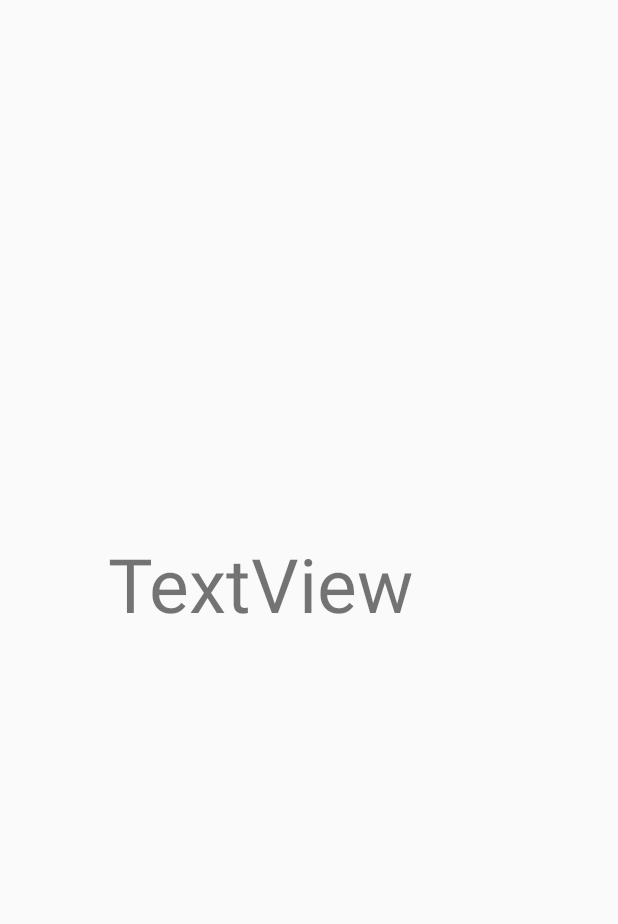
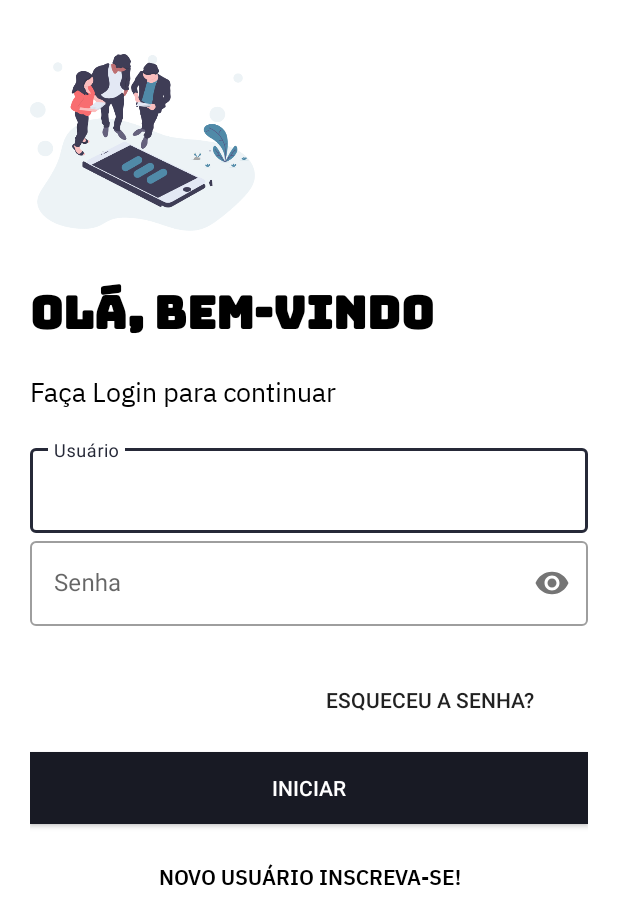
Before and after one commit to VagnerBomJesus/MyGestao, an Android app: the LoginActivity screen opened directly, with no data from a screen before it, on a phone screen of 412 x 824 dp. Shown: the top 924 px of the screen. Run offline under Robolectric (Android 15) with nearby library versions, the phone set to English and light mode, and no system bars.

Commit message:
Commit Atualizar Commit Criacao de tela login

```diff
--- a/app/src/main/AndroidManifest.xml
+++ b/app/src/main/AndroidManifest.xml
@@ -9,7 +9,7 @@
         android:roundIcon="@mipmap/ic_launcher__round"
         android:supportsRtl="true"
         android:theme="@style/AppTheme">
-        <activity android:name=".MainActivity"></activity>
+        <activity android:name=".LoginActivity"></activity>
         <activity android:name=".SplashScreenActivity">
             <intent-filter>
                 <action android:name="android.intent.action.MAIN" />
--- a/app/src/main/java/stp/vagnerjesus/mygestao/IntroActivity.java
+++ b/app/src/main/java/stp/vagnerjesus/mygestao/IntroActivity.java
@@ -33,7 +33,7 @@ public class IntroActivity extends AppCompatActivity {
         getWindow().setFlags(WindowManager.LayoutParams.FLAG_FULLSCREEN, WindowManager.LayoutParams.FLAG_FULLSCREEN);
 
         if (restorePreData()){
-            Intent mainActivity = new Intent(getApplicationContext(), MainActivity.class);
+            Intent mainActivity = new Intent(getApplicationContext(), LoginActivity.class);
             startActivity(mainActivity);
             finish();
         }
@@ -92,7 +92,7 @@ public class IntroActivity extends AppCompatActivity {
         btnGetStarted.setOnClickListener(new View.OnClickListener() {
             @Override
             public void onClick(View view) {
-                Intent mainActivity = new Intent(getApplicationContext(), MainActivity.class);
+                Intent mainActivity = new Intent(getApplicationContext(), LoginActivity.class);
                 startActivity(mainActivity);
                 savePrefsData();
                 finish();
--- a/app/src/main/java/stp/vagnerjesus/mygestao/MainActivity.java
+++ b/app/src/main/java/stp/vagnerjesus/mygestao/LoginActivity.java
@@ -6,10 +6,9 @@ import androidx.viewpager.widget.ViewPager;
 import android.os.Bundle;
 import android.widget.LinearLayout;
 
-public class MainActivity extends AppCompatActivity {
+public class LoginActivity extends AppCompatActivity {
 
-    private ViewPager mSliderViewPager;
-    private LinearLayout mDotLayout;
+
 
     @Override
     protected void onCreate(Bundle savedInstanceState) {
--- a/app/src/main/res/drawable/ic_arrow_forward_black_24dp.xml
+++ /dev/null
@@ -1,9 +0,0 @@
-<vector xmlns:android="http://schemas.android.com/apk/res/android"
-        android:width="24dp"
-        android:height="24dp"
-        android:viewportWidth="24.0"
-        android:viewportHeight="24.0">
-    <path
-        android:fillColor="#FF000000"
-        android:pathData="M12,4l-1.41,1.41L16.17,11H4v2h12.17l-5.58,5.59L12,20l8,-8z"/>
-</vector>
--- a/app/src/main/res/drawable/ic_fiber_manual_record_black_24dp.xml
+++ /dev/null
@@ -1,5 +0,0 @@
-<vector android:height="1dp" android:tint="#FFFFFF"
-    android:viewportHeight="20.0" android:viewportWidth="20.0"
-    android:width="1dp" xmlns:android="http://schemas.android.com/apk/res/android">
-    <path android:fillColor="#010101" android:pathData="M12,12m-8,0a8,8 0,1 1,16 0a8,8 0,1 1,-16 0"/>
-</vector>
--- a/app/src/main/res/layout/activity_main.xml
+++ b/app/src/main/res/layout/activity_main.xml
@@ -1,27 +1,103 @@
 <?xml version="1.0" encoding="utf-8"?>
-<RelativeLayout xmlns:android="http://schemas.android.com/apk/res/android"
+<LinearLayout xmlns:android="http://schemas.android.com/apk/res/android"
     xmlns:app="http://schemas.android.com/apk/res-auto"
     xmlns:tools="http://schemas.android.com/tools"
     android:layout_width="match_parent"
     android:layout_height="match_parent"
-    tools:context=".MainActivity">
+    tools:context=".LoginActivity"
+    android:orientation="vertical"
+    android:background="@color/colorWhite"
+    android:padding="20dp">
 
+    <ImageView
+        android:id="@+id/logo_image"
+        android:layout_width="150dp"
+        android:layout_height="150dp"
+        android:src="@drawable/slider3"
+    />
     <TextView
-        android:id="@+id/textView"
-        android:layout_width="240dp"
-        android:layout_height="98dp"
-        android:layout_alignParentStart="true"
-        android:layout_alignParentLeft="true"
-        android:layout_alignParentTop="true"
-        android:layout_alignParentEnd="true"
-        android:layout_alignParentRight="true"
-        android:layout_alignParentBottom="true"
-        android:layout_marginStart="72dp"
-        android:layout_marginLeft="72dp"
-        android:layout_marginTop="355dp"
-        android:layout_marginEnd="99dp"
-        android:layout_marginRight="99dp"
-        android:layout_marginBottom="278dp"
-        android:textSize="50dp"
-        android:text="TextView" />
-</RelativeLayout>
+        android:id="@+id/logo_name"
+        android:layout_width="wrap_content"
+        android:layout_height="wrap_content"
+        android:text="@string/ol_bem_vindo"
+        android:textSize="30sp"
+        android:textStyle="bold"
+        android:textColor="#000"
+        android:fontFamily="@font/bungee"
+        />
+    <TextView
+        android:id="@+id/sLogin_nome"
+        android:layout_width="wrap_content"
+        android:layout_height="wrap_content"
+        android:text="@string/fa_a_login_para_continuar"
+        android:textSize="18sp"
+        android:textColor="#000"
+        android:fontFamily="@font/ibm_regular"/>
+    <LinearLayout
+        android:layout_width="match_parent"
+        android:layout_height="wrap_content"
+        android:layout_marginTop="20dp"
+        android:layout_marginBottom="20dp"
+        android:orientation="vertical"
+        >
+
+        <com.google.android.material.textfield.TextInputLayout
+            android:id="@+id/username"
+            style="@style/Widget.MaterialComponents.TextInputLayout.OutlinedBox"
+            android:layout_width="match_parent"
+            android:layout_height="wrap_content">
+
+            <com.google.android.material.textfield.TextInputEditText
+                android:layout_width="match_parent"
+                android:layout_height="wrap_content"
+                android:hint="@string/nome_do_usu_rio"/>
+        </com.google.android.material.textfield.TextInputLayout>
+
+        <com.google.android.material.textfield.TextInputLayout
+            android:id="@+id/password"
+            style="@style/Widget.MaterialComponents.TextInputLayout.OutlinedBox"
+            android:layout_width="match_parent"
+            android:layout_height="wrap_content"
+            app:passwordToggleEnabled="true">
+
+            <com.google.android.material.textfield.TextInputEditText
+                android:layout_width="match_parent"
+                android:layout_height="wrap_content"
+                android:hint="@string/senha"
+                android:inputType="textPassword"/>
+        </com.google.android.material.textfield.TextInputLayout>
+    </LinearLayout>
+
+    <Button
+        android:layout_width="200dp"
+        android:layout_height="wrap_content"
+        android:background="#00000000"
+        android:text="@string/esqueceu_a_senha"
+        android:layout_gravity="right"
+        android:elevation="0dp"
+        android:layout_margin="5dp"></Button>
+
+    <Button
+        android:layout_width="match_parent"
+        android:layout_height="wrap_content"
+        android:text="@string/iniciar"
+        android:background="@color/colorPrimaryDark"
+        android:textColor="@color/colorWhite"
+        android:layout_marginTop="5dp"
+        android:layout_marginBottom="5dp"
+        />
+
+    <Button
+        android:layout_width="match_parent"
+        android:layout_height="wrap_content"
+        android:background="#00000000"
+        android:text="@string/novo_usu_rio"
+        android:layout_gravity="right"
+        android:elevation="0dp"
+        android:layout_margin="5dp"
+        android:fontFamily="@font/ibm_semibold"
+        android:textColor="#000"></Button>
+
+
+
+</LinearLayout>
--- a/app/src/main/res/values/strings.xml
+++ b/app/src/main/res/values/strings.xml
@@ -1,5 +1,5 @@
 <resources>
-    <string name="app_name">MyGestao</string>
+    <string name="app_name">Gestão Developer</string>
     <string name="developer_academic">Developer Academic</string>
     <string name="nnj">nnj</string>
     <string name="vamos_comecar">Vamos Começar</string>
@@ -13,5 +13,11 @@
     <string name="seguinte">Seguinte</string>
     <string name="iniciar">Iniciar</string>
     <string name="com">Vamos Começar</string>
+    <string name="ol_bem_vindo">Olá, bem-vindo</string>
+    <string name="fa_a_login_para_continuar">Faça Login para continuar</string>
+    <string name="nome_do_usu_rio">Usuário</string>
+    <string name="senha">Senha</string>
+    <string name="esqueceu_a_senha">Esqueceu a senha?</string>
+    <string name="novo_usu_rio">Novo Usuário  Inscreva-se!</string>
 
 </resources>
```
Also changed, not shown: app/src/main/res/drawable-hdpi/ping1.png (deleted), app/src/main/res/drawable-hdpi/ping2.png (deleted), app/src/main/res/drawable-hdpi/ping3.png (deleted), app/src/main/res/drawable-ldpi/ping1.png (deleted), app/src/main/res/drawable-ldpi/ping2.png (deleted), app/src/main/res/drawable-ldpi/ping3.png (deleted), app/src/main/res/drawable-mdpi/ping1.png (deleted), app/src/main/res/drawable-mdpi/ping2.png (deleted), app/src/main/res/drawable-mdpi/ping3.png (deleted), app/src/main/res/drawable-xhdpi/ping1.png (deleted), app/src/main/res/drawable-xhdpi/ping2.png (deleted), app/src/main/res/drawable-xhdpi/ping3.png (deleted), app/src/main/res/font/bungee.ttf (added).
